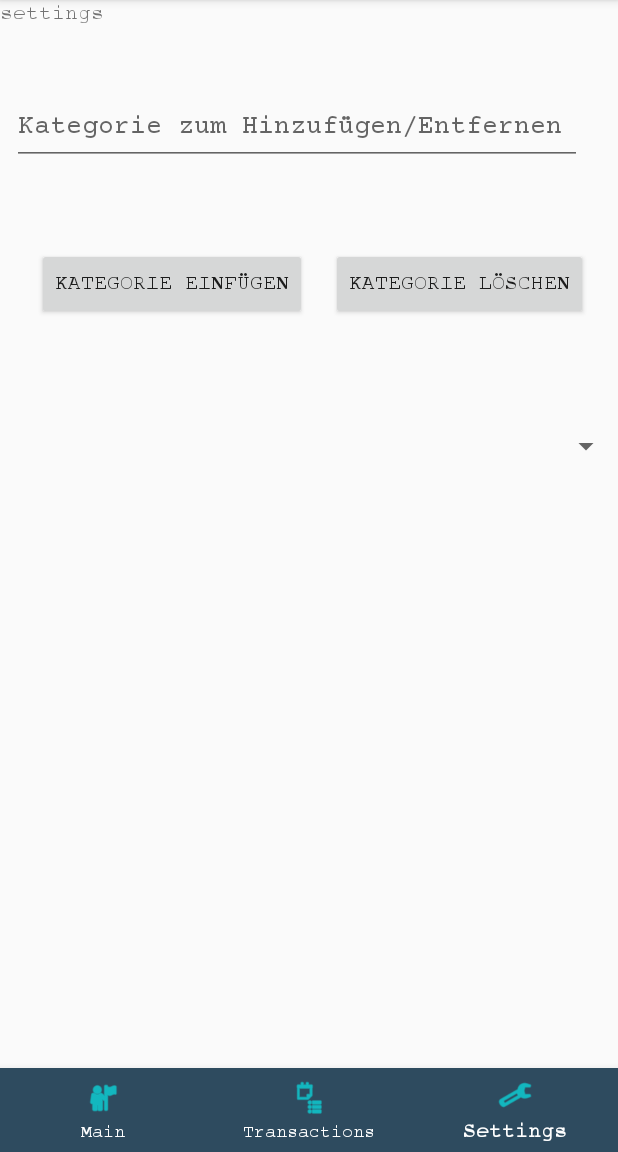
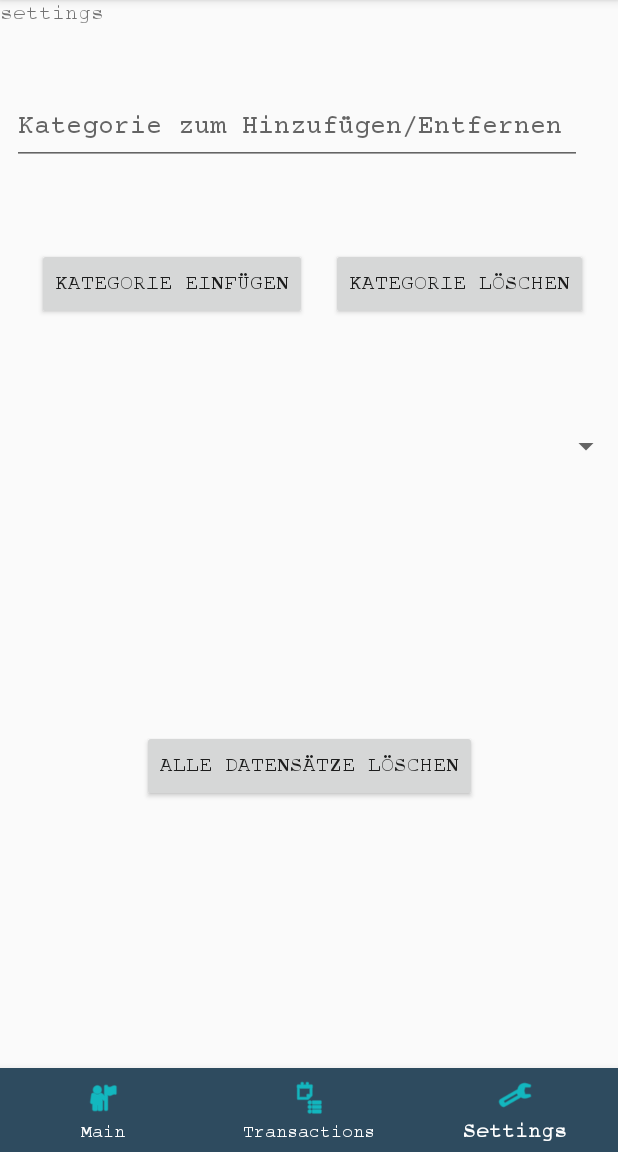
Before and after one commit to Hartlex/FinanzApp, an Android app: the screen it shows after launch (MainActivity), item 3 of the bottom bar chosen, on a phone screen of 412 x 824 dp, the part 84-1236 px from its top. Run offline under Robolectric (Android 15) with nearby library versions, the phone set to English and light mode, and no system bars; libraries missing offline, so code that uses them is left out: com.github.mikephil.charting; 11 statements that could not run were skipped.

Commit message:
Methode geschrieben um die Datenbank zu reseten in SettingsFragment

```diff
--- a/app/src/main/java/com/example/finanzapp/SettingsFragment.java
+++ b/app/src/main/java/com/example/finanzapp/SettingsFragment.java
@@ -1,5 +1,7 @@
 package com.example.finanzapp;
 
+import android.app.AlertDialog;
+import android.content.DialogInterface;
 import android.os.Bundle;
 
 import androidx.fragment.app.Fragment;
@@ -13,6 +15,7 @@ import android.widget.EditText;
 import android.widget.Spinner;
 import android.widget.Toast;
 
+import com.example.finanzapp.Helpers.Toaster;
 import com.example.finanzapp.database.Database;
 
 import java.util.ArrayList;
@@ -25,7 +28,7 @@ import java.util.Arrays;
  */
 public class SettingsFragment extends Fragment {
 
-    Button AddCategory, RemoveCategory;
+    Button AddCategory, RemoveCategory,DeleteDatabase;
     EditText AddRemove;
     Spinner sp;
     // TODO: Retrieve the objects from the other spinner element
@@ -109,11 +112,41 @@ public class SettingsFragment extends Fragment {
     public View onCreateView(LayoutInflater inflater, ViewGroup container,
                              Bundle savedInstanceState) {
         // Inflate the layout for this fragment
-        return inflater.inflate(R.layout.fragment_settings, container, false);
+
+        View v = inflater.inflate(R.layout.fragment_settings, container, false);
+        DeleteDatabase = (Button) v.findViewById(R.id.btn_delete);
+        DeleteDatabase.setOnClickListener(new View.OnClickListener() {
+            @Override
+            public void onClick(View view) {
+                ResetDatabase();
+            }
+        });
+        return v;
     }
 
-    private void ResetDatabase(){
+        /**
+        * Reset the Database
+        *
+        * @author Di Seri.F
+        * */
+        private void ResetDatabase() {
+            AlertDialog.Builder builder = new AlertDialog.Builder(getContext());
+            builder.setTitle("Haushaltsbuch");
+            builder.setMessage("Sind Sie sicher, dass Sie alle Datensätze löschen möchten?");
+            builder.setPositiveButton("Löschen", new DialogInterface.OnClickListener() {
+                @Override
+                public void onClick(DialogInterface dialogInterface, int which) {
+                    Toaster.toast("Alle Datensätze wurden gelöscht!", getContext());
+                    Database.ClearDatabase();
+                }
+            });
+            builder.setNegativeButton("Abbrechen", new DialogInterface.OnClickListener() {
+                @Override
+                public void onClick(DialogInterface dialogInterface, int which) {
 
-        Database.ClearDatabase();
-    }
+                }
+            });
+            builder.create();
+            builder.show();
+        }
 }
--- a/app/src/main/res/layout/fragment_settings.xml
+++ b/app/src/main/res/layout/fragment_settings.xml
@@ -35,11 +35,11 @@
             android:layout_height="match_parent"
             android:fontFamily="@font/courier_prime"
             android:text="settings"
-            tools:layout_editor_absoluteX="43dp"
-            tools:layout_editor_absoluteY="296dp" />
+            tools:layout_editor_absoluteX="0dp"
+            tools:layout_editor_absoluteY="-16dp" />
 
         <Button
-            android:id="@+id/AddButton"
+            android:id="@+id/btn_add"
             android:layout_width="wrap_content"
             android:layout_height="wrap_content"
             android:layout_marginStart="20dp"
@@ -47,14 +47,14 @@
             android:layout_marginBottom="24dp"
             android:text="Kategorie einfügen"
             app:layout_constraintBottom_toBottomOf="parent"
-            app:layout_constraintEnd_toStartOf="@+id/RemoveButton"
+            app:layout_constraintEnd_toStartOf="@+id/btn_remove"
             app:layout_constraintHorizontal_bias="0.225"
             app:layout_constraintStart_toStartOf="parent"
             app:layout_constraintTop_toBottomOf="@+id/AddDeleteSpinner"
             app:layout_constraintVertical_bias="0.104" />
 
         <Button
-            android:id="@+id/RemoveButton"
+            android:id="@+id/btn_remove"
             android:layout_width="wrap_content"
             android:layout_height="wrap_content"
             android:layout_marginEnd="20dp"
@@ -76,7 +76,17 @@
             app:layout_constraintEnd_toEndOf="parent"
             app:layout_constraintHorizontal_bias="0.571"
             app:layout_constraintStart_toStartOf="parent"
-            app:layout_constraintTop_toBottomOf="@+id/AddButton" />
+            app:layout_constraintTop_toBottomOf="@+id/btn_add" />
+
+        <Button
+            android:id="@+id/btn_delete"
+            android:layout_width="wrap_content"
+            android:layout_height="wrap_content"
+            android:text="Alle Datensätze löschen"
+            app:layout_constraintBottom_toBottomOf="parent"
+            app:layout_constraintEnd_toEndOf="parent"
+            app:layout_constraintStart_toStartOf="parent"
+            app:layout_constraintTop_toBottomOf="@+id/spinner" />
 
     </androidx.constraintlayout.widget.ConstraintLayout>
 
```
